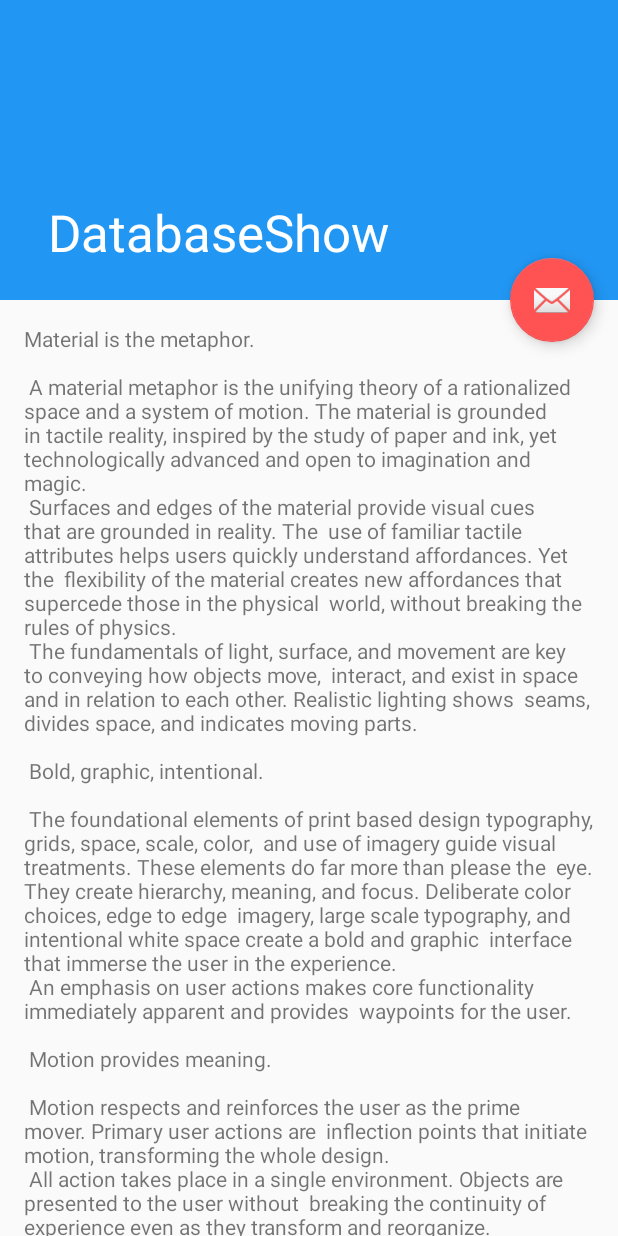
After one commit to ErstwhileIII/Cinebox2, an Android app: the DatabaseShow screen opened directly, with no data from a screen before it, on a phone screen of 412 x 824 dp. The commit adds this screen. Run offline under Robolectric (Android 15) with nearby library versions, the phone set to English and light mode, and no system bars.

Commit message:
Brought most infomation over from Cinebox

```diff
--- a/app/build.gradle
+++ b/app/build.gradle
@@ -30,6 +30,7 @@ dependencies {
 
     compile 'com.android.support:appcompat-v7:23.0.1'
     compile 'com.android.support:support-v4:23.0.1'
+    // annotation and design support
     compile 'com.android.support:design:23.0.1'
     compile 'com.android.support:support-annotations:23.0.1'
 }
--- /dev/null
+++ b/app/src/main/java/com/velocikey/android/learning/cinebox2/debug/DatabaseShow.java
@@ -0,0 +1,30 @@
+package com.velocikey.android.learning.cinebox2.debug;
+
+import android.os.Bundle;
+import android.support.design.widget.FloatingActionButton;
+import android.support.design.widget.Snackbar;
+import android.support.v7.app.AppCompatActivity;
+import android.support.v7.widget.Toolbar;
+import android.view.View;
+
+import com.velocikey.android.learning.cinebox2.R;
+
+public class DatabaseShow extends AppCompatActivity {
+
+    @Override
+    protected void onCreate(Bundle savedInstanceState) {
+        super.onCreate(savedInstanceState);
+        setContentView(R.layout.activity_database_show);
+        Toolbar toolbar = (Toolbar) findViewById(R.id.toolbar);
+        setSupportActionBar(toolbar);
+
+        FloatingActionButton fab = (FloatingActionButton) findViewById(R.id.fab);
+        fab.setOnClickListener(new View.OnClickListener() {
+            @Override
+            public void onClick(View view) {
+                Snackbar.make(view, "Replace with your own action", Snackbar.LENGTH_LONG)
+                        .setAction("Action", null).show();
+            }
+        });
+    }
+}
--- a/app/src/main/java/com/velocikey/android/learning/cinebox2/sqlite/SQLiteUtility.java
+++ b/app/src/main/java/com/velocikey/android/learning/cinebox2/sqlite/SQLiteUtility.java
@@ -29,6 +29,12 @@ class SQLiteUtility {
         return movieQueryBuilder;
     }
 
+    /**
+     * Create a UriMatcher from a list of all the uris to match
+     *
+     * @param matches table of Authority, path, and code (integer) for each uri
+     * @return UriMatcher for each of the possible matches (including NO_MATCH)
+     */
     public static UriMatcher instanceUriMatcher(String[][] matches) {
         UriMatcher uriMatcher = new UriMatcher(UriMatcher.NO_MATCH);
         for (String[] match : matches) {
--- a/app/src/main/java/com/velocikey/android/learning/cinebox2/utility/UtilityIntent.java
+++ b/app/src/main/java/com/velocikey/android/learning/cinebox2/utility/UtilityIntent.java
@@ -15,7 +15,7 @@ public class UtilityIntent {
 
     /**
      * Creates and starts an intent to view the item specified by the viewTarget string,
-     * letting the use choose which application should hand the viewing.
+     * letting the user choose which application should hand the viewing.
      *
      * @param context    parent Activity from which to launch the intent
      * @param viewTarget string for the item to be viewed (uri)
@@ -29,7 +29,7 @@ public class UtilityIntent {
      * letting the use choose which application should hand the viewing.
      *
      * @param context    parent Activity from which to launch the intent
-     * @param viewTarget string for the item to be viewed (uri)
+     * @param viewTarget item to be viewed (uri)
      */
     public static void startIntent(Context context, Uri viewTarget) {
         Log.v(LOG_TAG, "starting an intent to view " + viewTarget.toString() + " for " + context.getPackageName());
--- /dev/null
+++ b/app/src/main/res/layout/activity_database_show.xml
@@ -0,0 +1,47 @@
+<?xml version="1.0" encoding="utf-8"?>
+<android.support.design.widget.CoordinatorLayout
+    xmlns:android="http://schemas.android.com/apk/res/android"
+    xmlns:app="http://schemas.android.com/apk/res-auto"
+    xmlns:tools="http://schemas.android.com/tools"
+    android:layout_width="match_parent"
+    android:layout_height="match_parent"
+    android:fitsSystemWindows="true"
+    tools:context="com.velocikey.android.learning.cinebox2.debug.DatabaseShow">
+
+    <android.support.design.widget.AppBarLayout
+        android:id="@+id/app_bar"
+        android:layout_width="match_parent"
+        android:layout_height="@dimen/app_bar_height"
+        android:fitsSystemWindows="true"
+        android:theme="@style/AppTheme.AppBarOverlay">
+
+        <android.support.design.widget.CollapsingToolbarLayout
+            android:id="@+id/toolbar_layout"
+            android:layout_width="match_parent"
+            android:layout_height="match_parent"
+            android:fitsSystemWindows="true"
+            app:contentScrim="?attr/colorPrimary"
+            app:layout_scrollFlags="scroll|exitUntilCollapsed">
+
+            <android.support.v7.widget.Toolbar
+                android:id="@+id/toolbar"
+                android:layout_width="match_parent"
+                android:layout_height="?attr/actionBarSize"
+                app:layout_collapseMode="pin"
+                app:popupTheme="@style/AppTheme.PopupOverlay"/>
+
+        </android.support.design.widget.CollapsingToolbarLayout>
+    </android.support.design.widget.AppBarLayout>
+
+    <include layout="@layout/content_database_show"/>
+
+    <android.support.design.widget.FloatingActionButton
+        android:id="@+id/fab"
+        android:layout_width="wrap_content"
+        android:layout_height="wrap_content"
+        android:layout_margin="@dimen/fab_margin"
+        android:src="@android:drawable/ic_dialog_email"
+        app:layout_anchor="@id/app_bar"
+        app:layout_anchorGravity="bottom|end"/>
+
+</android.support.design.widget.CoordinatorLayout>
--- /dev/null
+++ b/app/src/main/res/layout/content_database_show.xml
@@ -0,0 +1,18 @@
+<?xml version="1.0" encoding="utf-8"?>
+<android.support.v4.widget.NestedScrollView
+    xmlns:android="http://schemas.android.com/apk/res/android"
+    xmlns:app="http://schemas.android.com/apk/res-auto"
+    xmlns:tools="http://schemas.android.com/tools"
+    android:layout_width="match_parent"
+    android:layout_height="match_parent"
+    app:layout_behavior="@string/appbar_scrolling_view_behavior"
+    tools:context="com.velocikey.android.learning.cinebox2.debug.DatabaseShow"
+    tools:showIn="@layout/activity_database_show">
+
+    <TextView
+        android:layout_width="wrap_content"
+        android:layout_height="wrap_content"
+        android:layout_margin="@dimen/text_margin"
+        android:text="@string/large_text"/>
+
+</android.support.v4.widget.NestedScrollView>
--- a/app/src/main/res/values/dimens.xml
+++ b/app/src/main/res/values/dimens.xml
@@ -5,4 +5,5 @@
     <!-- Default screen margins, per the Android Design guidelines. -->
     <dimen name="activity_horizontal_margin">16dp</dimen>
     <dimen name="activity_vertical_margin">16dp</dimen>
+    <dimen name="text_margin">16dp</dimen>
 </resources>
--- a/app/src/main/res/values/strings.xml
+++ b/app/src/main/res/values/strings.xml
@@ -29,4 +29,94 @@
     <string name="pref_last_query_time">lastQueried</string>
     <string name="details_favorite_ratingbar">Favorite rating</string>
     <string name="pref_movie_favorite">favorite</string>
+    <string name="title_activity_database_show">DatabaseShow</string>
+    <string name="large_text">
+        "Material is the metaphor.\n\n"
+
+        "A material metaphor is the unifying theory of a rationalized space and a system of motion."
+        "The material is grounded in tactile reality, inspired by the study of paper and ink, yet "
+        "technologically advanced and open to imagination and magic.\n"
+        "Surfaces and edges of the material provide visual cues that are grounded in reality. The "
+        "use of familiar tactile attributes helps users quickly understand affordances. Yet the "
+        "flexibility of the material creates new affordances that supercede those in the physical "
+        "world, without breaking the rules of physics.\n"
+        "The fundamentals of light, surface, and movement are key to conveying how objects move, "
+        "interact, and exist in space and in relation to each other. Realistic lighting shows "
+        "seams, divides space, and indicates moving parts.\n\n"
+
+        "Bold, graphic, intentional.\n\n"
+
+        "The foundational elements of print based design typography, grids, space, scale, color, "
+        "and use of imagery guide visual treatments. These elements do far more than please the "
+        "eye. They create hierarchy, meaning, and focus. Deliberate color choices, edge to edge "
+        "imagery, large scale typography, and intentional white space create a bold and graphic "
+        "interface that immerse the user in the experience.\n"
+        "An emphasis on user actions makes core functionality immediately apparent and provides "
+        "waypoints for the user.\n\n"
+
+        "Motion provides meaning.\n\n"
+
+        "Motion respects and reinforces the user as the prime mover. Primary user actions are "
+        "inflection points that initiate motion, transforming the whole design.\n"
+        "All action takes place in a single environment. Objects are presented to the user without "
+        "breaking the continuity of experience even as they transform and reorganize.\n"
+        "Motion is meaningful and appropriate, serving to focus attention and maintain continuity. "
+        "Feedback is subtle yet clear. Transitions are efﬁcient yet coherent.\n\n"
+
+        "3D world.\n\n"
+
+        "The material environment is a 3D space, which means all objects have x, y, and z "
+        "dimensions. The z-axis is perpendicularly aligned to the plane of the display, with the "
+        "positive z-axis extending towards the viewer. Every sheet of material occupies a single "
+        "position along the z-axis and has a standard 1dp thickness.\n"
+        "On the web, the z-axis is used for layering and not for perspective. The 3D world is "
+        "emulated by manipulating the y-axis.\n\n"
+
+        "Light and shadow.\n\n"
+
+        "Within the material environment, virtual lights illuminate the scene. Key lights create "
+        "directional shadows, while ambient light creates soft shadows from all angles.\n"
+        "Shadows in the material environment are cast by these two light sources. In Android "
+        "development, shadows occur when light sources are blocked by sheets of material at "
+        "various positions along the z-axis. On the web, shadows are depicted by manipulating the "
+        "y-axis only. The following example shows the card with a height of 6dp.\n\n"
+
+        "Resting elevation.\n\n"
+
+        "All material objects, regardless of size, have a resting elevation, or default elevation "
+        "that does not change. If an object changes elevation, it should return to its resting "
+        "elevation as soon as possible.\n\n"
+
+        "Component elevations.\n\n"
+
+        "The resting elevation for a component type is consistent across apps (e.g., FAB elevation "
+        "does not vary from 6dp in one app to 16dp in another app).\n"
+        "Components may have different resting elevations across platforms, depending on the depth "
+        "of the environment (e.g., TV has a greater depth than mobile or desktop).\n\n"
+
+        "Responsive elevation and dynamic elevation offsets.\n\n"
+
+        "Some component types have responsive elevation, meaning they change elevation in response "
+        "to user input (e.g., normal, focused, and pressed) or system events. These elevation "
+        "changes are consistently implemented using dynamic elevation offsets.\n"
+        "Dynamic elevation offsets are the goal elevation that a component moves towards, relative "
+        "to the component’s resting state. They ensure that elevation changes are consistent "
+        "across actions and component types. For example, all components that lift on press have "
+        "the same elevation change relative to their resting elevation.\n"
+        "Once the input event is completed or cancelled, the component will return to its resting "
+        "elevation.\n\n"
+
+        "Avoiding elevation interference.\n\n"
+
+        "Components with responsive elevations may encounter other components as they move between "
+        "their resting elevations and dynamic elevation offsets. Because material cannot pass "
+        "through other material, components avoid interfering with one another any number of ways, "
+        "whether on a per component basis or using the entire app layout.\n"
+        "On a component level, components can move or be removed before they cause interference. "
+        "For example, a floating action button (FAB) can disappear or move off screen before a "
+        "user picks up a card, or it can move if a snackbar appears.\n"
+        "On the layout level, design your app layout to minimize opportunities for interference. "
+        "For example, position the FAB to one side of stream of a cards so the FAB won’t interfere "
+        "when a user tries to pick up one of cards.\n\n"
+    </string>
 </resources>
```
Also changed, not shown: app/src/main/AndroidManifest.xml (+9 -2 lines), app/src/main/java/com/velocikey/android/learning/cinebox2/MovieDetailFragment.java (+15 -12 lines), app/src/main/java/com/velocikey/android/learning/cinebox2/webinfo/movie/data/MovieProvider.java (+26 -2 lines), app/src/main/res/menu/menu_database_show.xml (added, +10 -0 lines).
